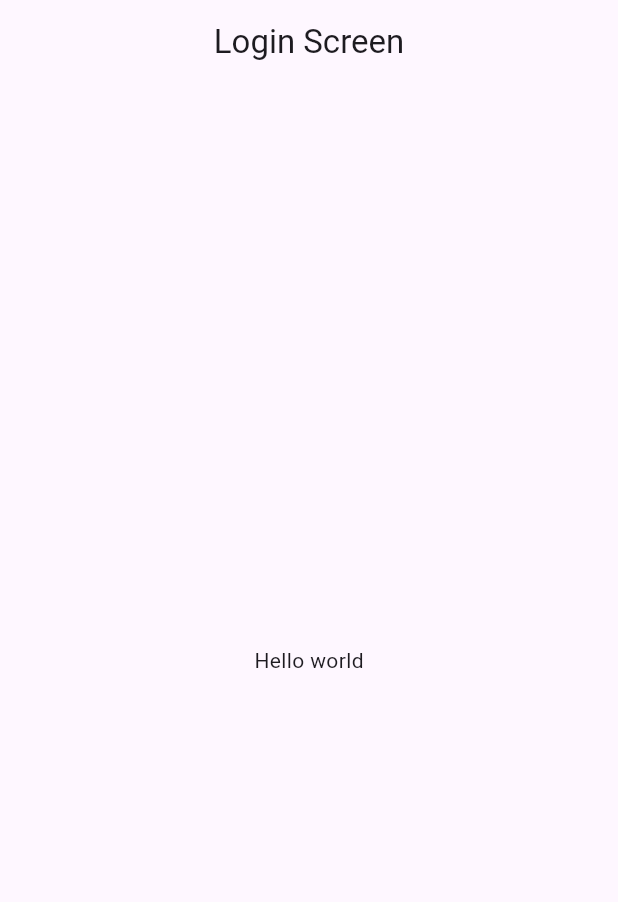
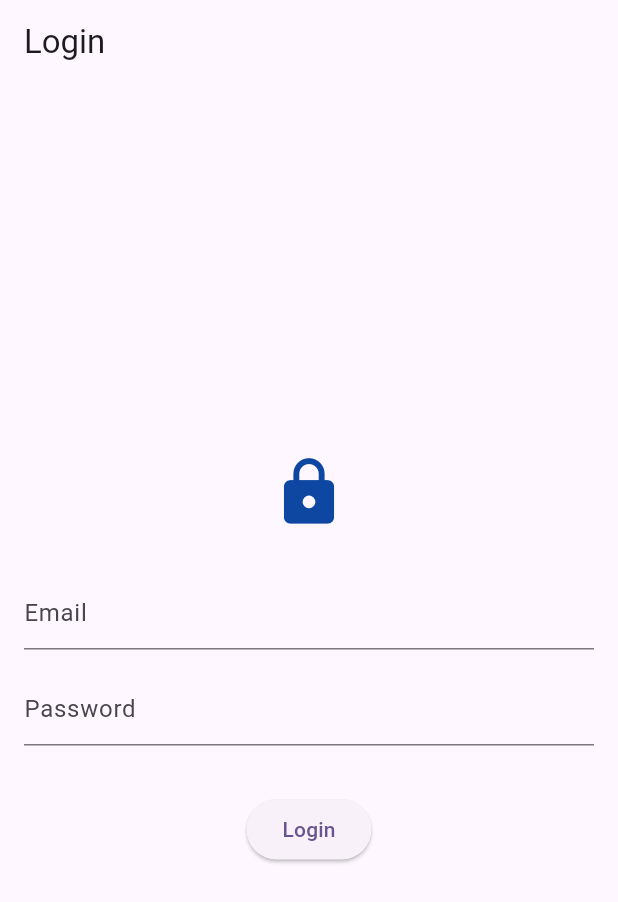
Before and after one commit to OmarFDiaz/threefifty, a Flutter app: the screen it shows after launch, on a phone screen of 412 x 824 dp. Shown: the top 902 px of the screen. Run offline on Flutter 3.47's test engine with Material 3 defaults, Android fonts, the light colour scheme and no system bars.

Commit message:
created login page

```diff
--- a/lib/widgets/login_screen.dart
+++ b/lib/widgets/login_screen.dart
@@ -7,10 +7,38 @@ class LoginScreen extends StatelessWidget {
   Widget build(BuildContext context) {
     return Scaffold(
       appBar: AppBar(
-        title: Text('Login Screen'),
-        centerTitle: true,
+        title: const Text('Login'),
       ),
-      body: Center(child: Text('Hello world')),
+      body: Padding(
+        padding: const EdgeInsets.all(16.0),
+        child: Column(
+          mainAxisAlignment: MainAxisAlignment.center,
+          children: [
+            Icon(Icons.lock, size: 50.0, color: Colors.blue[900]),
+            const SizedBox(height: 32.0),
+            TextField(
+              decoration: const InputDecoration(
+                hintText: 'Email',
+              ),
+            ),
+            const SizedBox(height: 16.0),
+            TextField(
+              decoration: const InputDecoration(
+                hintText: 'Password',
+              ),
+              obscureText: true,
+            ),
+            const SizedBox(height: 32.0),
+            ElevatedButton(
+              onPressed: () {
+                // TODO: Implement login logic
+              },
+              child: const Text('Login'),
+            ),
+          ],
+        ),
+      ),
     );
+
   }
 }
```
